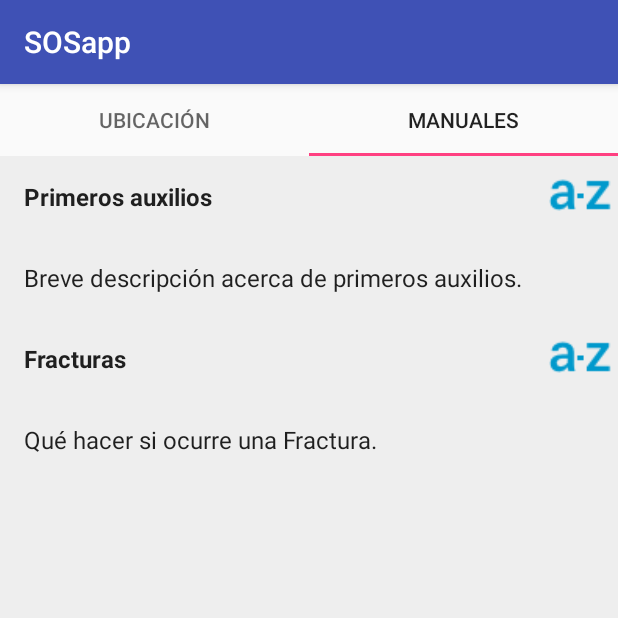
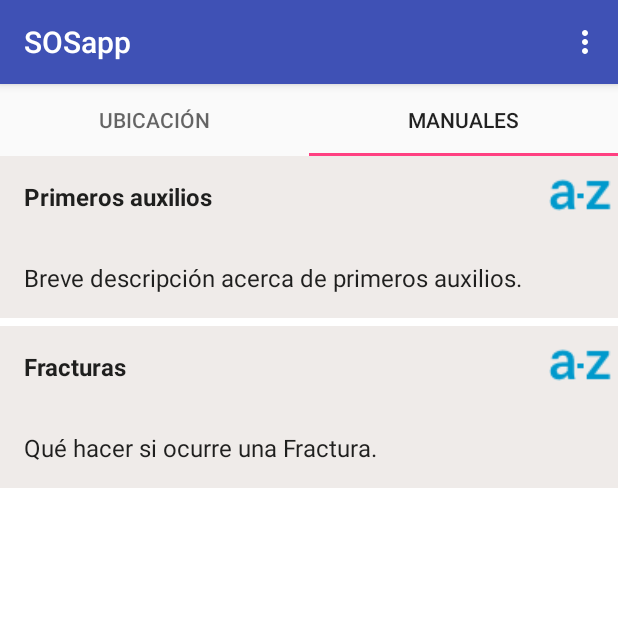
Before and after one commit to PadillaBraulio/EmergeciasApp, an Android app: the screen it shows after launch (MainActivity), tab 2 chosen, on a phone screen of 412 x 824 dp, the top half of it. Run offline under Robolectric (Android 15) with nearby library versions, the phone set to English and light mode, and no system bars.

Commit message:
put the settings menu

```diff
--- a/SOSapp/app/src/main/java/com/example/root/sosapp/MainActivity.java
+++ b/SOSapp/app/src/main/java/com/example/root/sosapp/MainActivity.java
@@ -8,8 +8,8 @@ import android.support.v4.app.FragmentPagerAdapter;
 import android.support.v4.view.ViewPager;
 import android.support.v7.app.AppCompatActivity;
 import android.os.Bundle;
-import android.util.Log;
-import android.widget.Toast;
+import android.view.Menu;
+import android.view.MenuInflater;
 
 import manuals.ItemFragment;
 import manuals.PdfViewer;
@@ -35,6 +35,15 @@ public class MainActivity extends AppCompatActivity implements ItemFragment.OnLi
         tabLayout.setupWithViewPager(viewPager);
 
 
+
+
+    }
+
+    @Override
+    public boolean onCreateOptionsMenu(Menu menu) {
+        MenuInflater inflater = getMenuInflater();
+        inflater.inflate(R.menu.main_menu, menu);
+        return true;
     }
 
     @Override
--- a/SOSapp/app/src/main/res/layout/fragment_item.xml
+++ b/SOSapp/app/src/main/res/layout/fragment_item.xml
@@ -1,7 +1,11 @@
 <?xml version="1.0" encoding="utf-8"?>
 <RelativeLayout xmlns:android="http://schemas.android.com/apk/res/android"
+    android:background="@color/colorAmber50"
+    android:layout_marginBottom="5dp"
     android:layout_width="match_parent"
     android:layout_height="wrap_content">
+
+
 
     <TextView
         android:id="@+id/content"
--- a/SOSapp/app/src/main/res/layout/fragment_item_list.xml
+++ b/SOSapp/app/src/main/res/layout/fragment_item_list.xml
@@ -4,7 +4,6 @@
     xmlns:tools="http://schemas.android.com/tools"
     android:id="@+id/list"
     android:scrollbars="vertical"
-    android:background="@color/colorGray200"
     android:name="com.example.root.sosapp.ItemFragment"
     android:layout_width="match_parent"
     android:layout_height="match_parent"
--- /dev/null
+++ b/SOSapp/app/src/main/res/menu/main_menu.xml
@@ -0,0 +1,9 @@
+<?xml version="1.0" encoding="utf-8"?>
+<menu xmlns:android="http://schemas.android.com/apk/res/android"
+    xmlns:app="http://schemas.android.com/apk/res-auto">
+    <item
+        android:id="@+id/action_settings"
+        android:orderInCategory="100"
+        android:title="@string/action_settings"
+        app:showAsAction="never" />
+</menu>
--- a/SOSapp/app/src/main/res/values/colors.xml
+++ b/SOSapp/app/src/main/res/values/colors.xml
@@ -7,6 +7,8 @@
     <color name="colorGray200">#EEEEEE</color>
     <color name="colorGray300">#E0E0E0</color>
     <color name="colorGray400">#BDBDBD</color>
+    <color name="colorAmber50">#efebe9</color>
+    <color name="colorAmber100">#fff9c4</color>
 
     <color name="colorAccent">#FF4081</color>
     <color name="orange">#d4680f</color>
--- a/SOSapp/app/src/main/res/values/strings.xml
+++ b/SOSapp/app/src/main/res/values/strings.xml
@@ -6,4 +6,7 @@
     <string name="google_map_key">AIzaSyD3Bg5aUAR30ooRa1Gjyvig3PaVjyv1KpA</string>
     <string name="SendLocation">Enviar ubicación</string>
     <string name="title_activity_main2">Main2Activity</string>
+    <string name="cellPhoneNumber">Ingrese su número de telefono</string>
+    <string name="DefaultStringValue"></string>
+    <string name="action_settings">Settings</string>
 </resources>
```
Also changed, not shown: SOSapp/app/src/main/res/xml/preferences.xml (added, +8 -0 lines).
